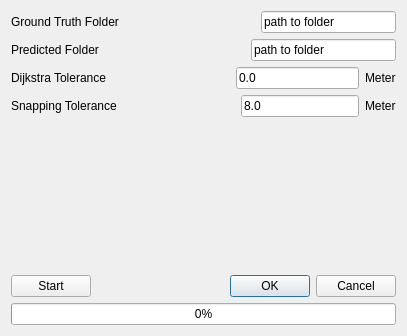
The window that APLS_dialog_base.ui (momaabna/APLS_Plugin) describes before a commit, drawn with Qt 5.
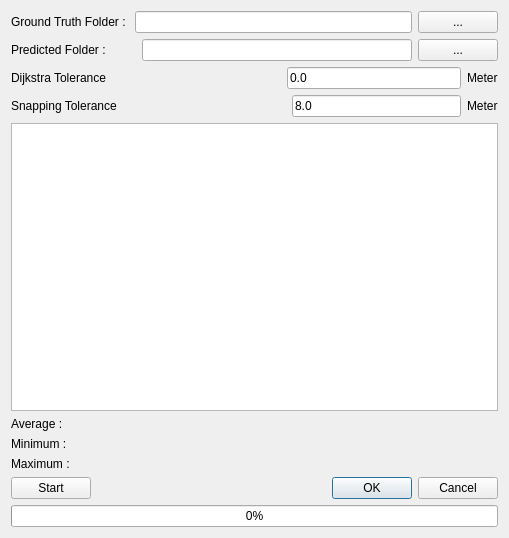
The same window after the commit.

Commit message: open folder and list results

Patch:
```diff
--- a/APLS_dialog_base.ui
+++ b/APLS_dialog_base.ui
@@ -6,8 +6,8 @@
    <rect>
     <x>0</x>
     <y>0</y>
-    <width>407</width>
-    <height>336</height>
+    <width>509</width>
+    <height>538</height>
    </rect>
   </property>
   <property name="windowTitle">
@@ -23,27 +23,21 @@
          <item>
           <widget class="QLabel" name="label">
            <property name="text">
-            <string>Ground Truth Folder</string>
+            <string>Ground Truth Folder : </string>
            </property>
           </widget>
          </item>
-         <item>
-          <spacer name="horizontalSpacer">
-           <property name="orientation">
-            <enum>Qt::Horizontal</enum>
-           </property>
-           <property name="sizeHint" stdset="0">
-            <size>
-             <width>40</width>
-             <height>20</height>
-            </size>
-           </property>
-          </spacer>
-         </item>
          <item>
           <widget class="QLineEdit" name="lineEdit">
            <property name="text">
-            <string>path to folder</string>
+            <string/>
+           </property>
+          </widget>
+         </item>
+         <item>
+          <widget class="QPushButton" name="openFolder1">
+           <property name="text">
+            <string>...</string>
            </property>
           </widget>
          </item>
@@ -54,27 +48,21 @@
          <item>
           <widget class="QLabel" name="label_2">
            <property name="text">
-            <string>Predicted Folder</string>
+            <string>Predicted Folder :         </string>
            </property>
           </widget>
          </item>
-         <item>
-          <spacer name="horizontalSpacer_2">
-           <property name="orientation">
-            <enum>Qt::Horizontal</enum>
-           </property>
-           <property name="sizeHint" stdset="0">
-            <size>
-             <width>40</width>
-             <height>20</height>
-            </size>
-           </property>
-          </spacer>
-         </item>
          <item>
           <widget class="QLineEdit" name="lineEdit_2">
            <property name="text">
-            <string>path to folder</string>
+            <string/>
+           </property>
+          </widget>
+         </item>
+         <item>
+          <widget class="QPushButton" name="openFolder2">
+           <property name="text">
+            <string>...</string>
            </property>
           </widget>
          </item>
@@ -157,17 +145,28 @@
         </layout>
        </item>
        <item>
-        <spacer name="verticalSpacer">
-         <property name="orientation">
-          <enum>Qt::Vertical</enum>
+        <widget class="QListWidget" name="listWidget"/>
+       </item>
+       <item>
+        <widget class="QLabel" name="average">
+         <property name="text">
+          <string>Average :</string>
          </property>
-         <property name="sizeHint" stdset="0">
-          <size>
-           <width>20</width>
-           <height>40</height>
-          </size>
+        </widget>
+       </item>
+       <item>
+        <widget class="QLabel" name="minimum">
+         <property name="text">
+          <string>Minimum :</string>
          </property>
-        </spacer>
+        </widget>
+       </item>
+       <item>
+        <widget class="QLabel" name="maximum">
+         <property name="text">
+          <string>Maximum :</string>
+         </property>
+        </widget>
        </item>
        <item>
         <layout class="QHBoxLayout" name="horizontalLayout_5">
```
The commit also changes 7 other files.
